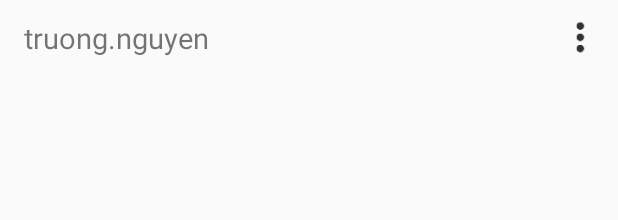
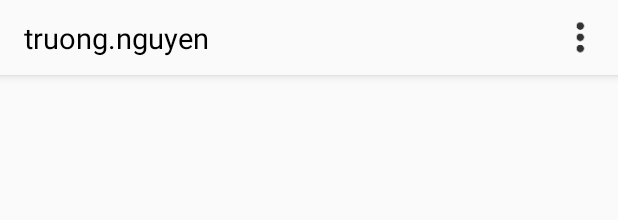
Before and after one commit to truongnmt/Instagram-clone-kotlin, an Android app: the layout activity_home.xml on its own in the app's theme, with its tools: preview values and no code run, on a phone screen of 412 x 824 dp. Shown: the top 220 px of the screen. Run offline under Robolectric (Android 15) with nearby library versions, the phone set to English and light mode, and no system bars.

Commit message:
Top toolbar

```diff
--- a/app/src/main/res/layout/activity_home.xml
+++ b/app/src/main/res/layout/activity_home.xml
@@ -8,7 +8,9 @@
 
     <android.support.v7.widget.Toolbar
         android:layout_width="match_parent"
-        android:layout_height="50dp">
+        android:layout_height="50dp"
+        android:background="@color/whiteish"
+        android:elevation="4dp">
 
         <android.support.constraint.ConstraintLayout
             android:layout_width="match_parent"
@@ -21,6 +23,7 @@
                 app:layout_constraintTop_toTopOf="parent"
                 app:layout_constraintBottom_toBottomOf="parent"
                 android:text="truong.nguyen"
+                android:textColor="@color/black"
                 android:textSize="19sp"/>
 
             <ImageView
--- a/app/src/main/res/values/colors.xml
+++ b/app/src/main/res/values/colors.xml
@@ -3,6 +3,7 @@
     <color name="colorPrimary">#3F51B5</color>
     <color name="colorPrimaryDark">#303F9F</color>
     <color name="colorAccent">#FF4081</color>
-    <color name="colorAccent">#FF4081</color>
-    <color name="colorAccent">#FF4081</color>
+    <color name="whiteish">#FAFAFA</color>
+    <color name="white">#FFF</color>
+    <color name="black">#000</color>
 </resources>
```
